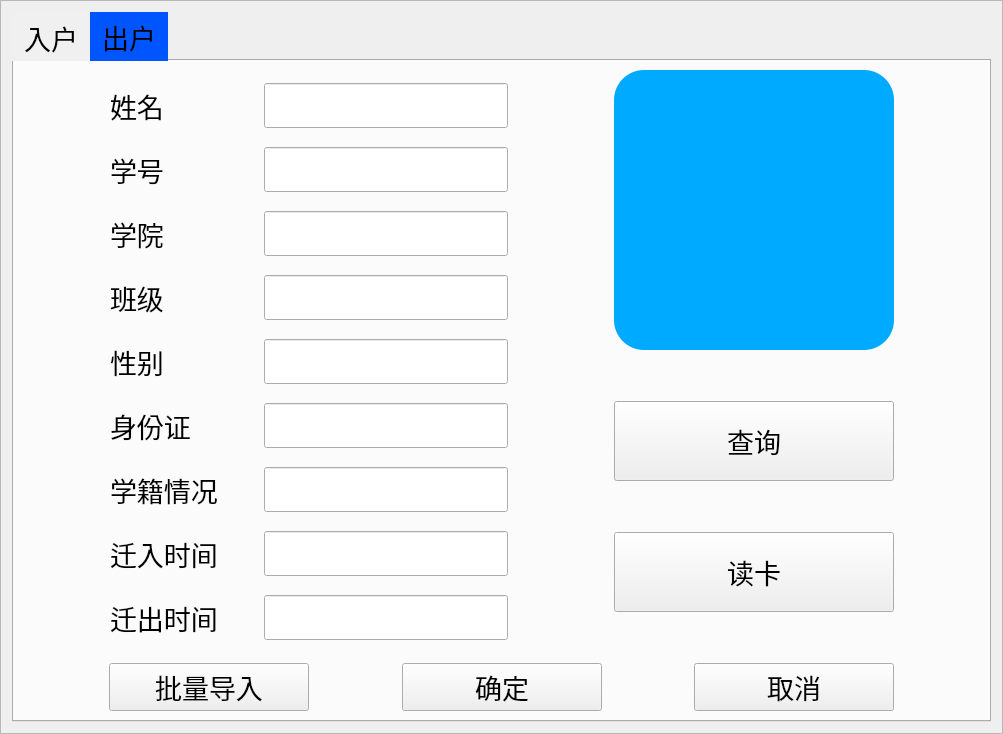
Qt form info_manage_system/in_out_account_page.ui (interstellar-ai/info_manage_system) before a commit.
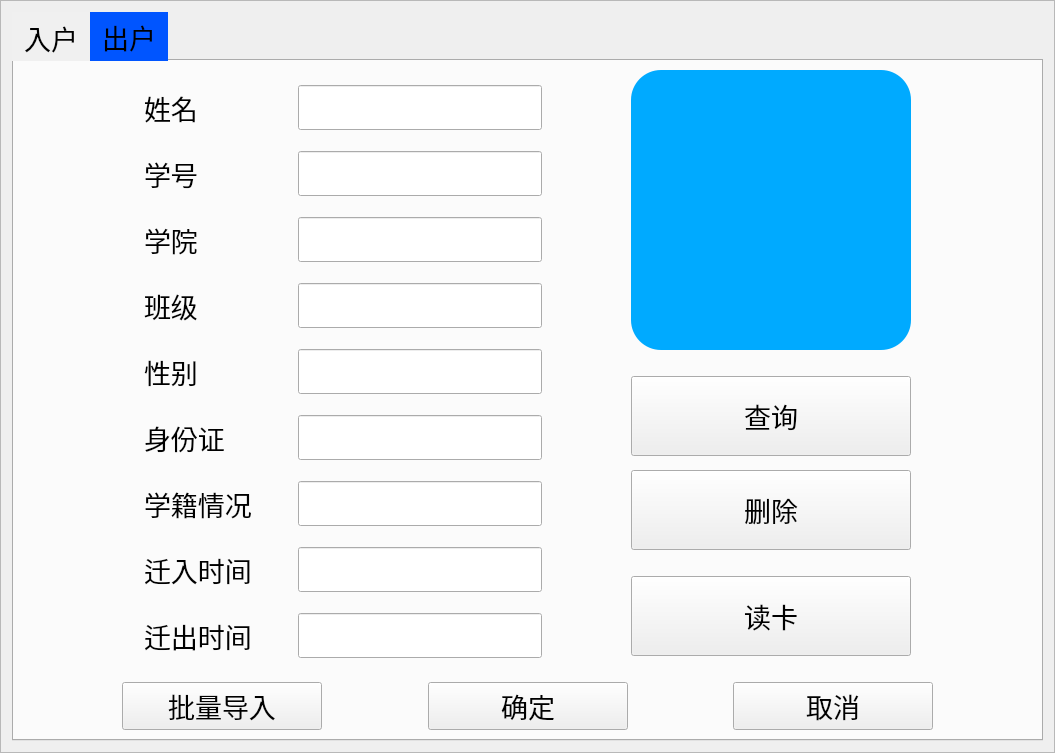
The same form after that commit. The open tabs and pages were chosen to show the change. Icons and pictures are not drawn.

Diff of the .ui file:
```diff
--- a/info_manage_system/in_out_account_page.ui
+++ b/info_manage_system/in_out_account_page.ui
@@ -6,8 +6,8 @@
    <rect>
     <x>0</x>
     <y>0</y>
-    <width>1003</width>
-    <height>734</height>
+    <width>1055</width>
+    <height>753</height>
    </rect>
   </property>
   <property name="frameShape">
@@ -29,6 +29,11 @@
       <string notr="true">QTabBar::tab{background :rgb(240, 240, 240)}
 
 QTabBar::tab:selected, QTabBar::tab:hover {
+    background:  rgb(0, 85, 255)}
+
+QPushButton::{background-color :rgb(240, 240, 240)}
+
+QPushButton::tab:selected, QTabBar::tab:hover {
     background:  rgb(0, 85, 255)}</string>
      </property>
      <property name="tabShape">
@@ -709,11 +714,11 @@
       <attribute name="title">
        <string>出户</string>
       </attribute>
-      <layout class="QHBoxLayout" name="horizontalLayout_27">
+      <layout class="QHBoxLayout" name="horizontalLayout_15">
        <item>
-        <layout class="QVBoxLayout" name="verticalLayout_4">
+        <layout class="QVBoxLayout" name="verticalLayout_6">
          <item>
-          <layout class="QHBoxLayout" name="horizontalLayout_15">
+          <layout class="QHBoxLayout" name="horizontalLayout_11">
            <item>
             <spacer name="horizontalSpacer_38">
              <property name="orientation">
@@ -721,8 +726,8 @@
              </property>
              <property name="sizeHint" stdset="0">
               <size>
-               <width>40</width>
-               <height>20</height>
+               <width>23</width>
+               <height>569</height>
               </size>
              </property>
             </spacer>
@@ -1104,14 +1109,14 @@
              </property>
              <property name="sizeHint" stdset="0">
               <size>
-               <width>100</width>
-               <height>20</height>
+               <width>83</width>
+               <height>569</height>
               </size>
              </property>
             </spacer>
            </item>
            <item>
-            <layout class="QVBoxLayout" name="verticalLayout_6">
+            <layout class="QVBoxLayout" name="verticalLayout_4">
              <item>
               <widget class="QLabel" name="label_2">
                <property name="minimumSize">
@@ -1175,6 +1180,38 @@
                </property>
                <property name="sizeHint" stdset="0">
                 <size>
+                 <width>277</width>
+                 <height>28</height>
+                </size>
+               </property>
+              </spacer>
+             </item>
+             <item>
+              <widget class="QPushButton" name="searchButton_2">
+               <property name="minimumSize">
+                <size>
+                 <width>200</width>
+                 <height>80</height>
+                </size>
+               </property>
+               <property name="font">
+                <font>
+                 <family>宋体</family>
+                 <pointsize>20</pointsize>
+                </font>
+               </property>
+               <property name="text">
+                <string>删除</string>
+               </property>
+              </widget>
+             </item>
+             <item>
+              <spacer name="verticalSpacer_9">
+               <property name="orientation">
+                <enum>Qt::Vertical</enum>
+               </property>
+               <property name="sizeHint" stdset="0">
+                <size>
                  <width>20</width>
                  <height>40</height>
                 </size>
@@ -1222,8 +1259,8 @@
              </property>
              <property name="sizeHint" stdset="0">
               <size>
-               <width>40</width>
-               <height>20</height>
+               <width>23</width>
+               <height>569</height>
               </size>
              </property>
             </spacer>
```
Left out of the diff: 24 changed lines with no effect on the pictures.
